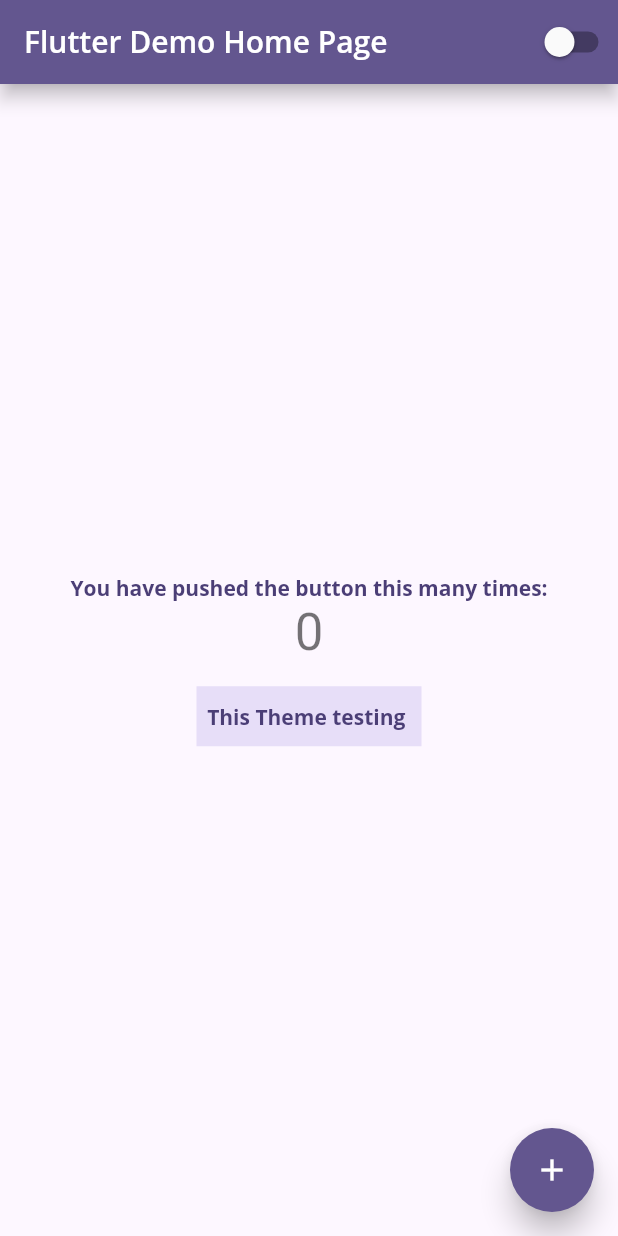
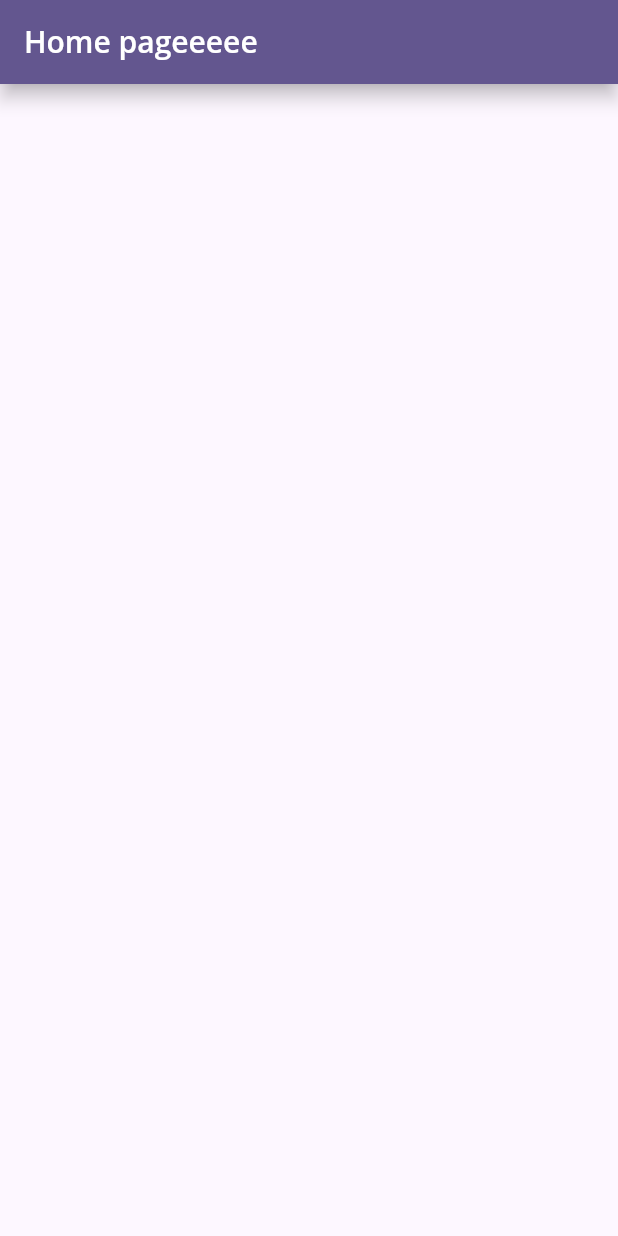
Before and after one commit to AbdullahEmadEldin/whereToGo_app, a Flutter app: the screen it shows after launch, on a phone screen of 412 x 824 dp. Run offline on Flutter 3.47's test engine with Material 2 defaults, Android fonts, the phone set to English and light mode, and no system bars; our stand-ins replace firebase_core, go_router, google_fonts; accounts and stored records are empty.

Commit message:
Configure navigation system we will use Navigator 2.0 system by using go_router package

```diff
--- a/lib/main.dart
+++ b/lib/main.dart
@@ -3,6 +3,7 @@ import 'package:flutter/material.dart';
 import 'package:maps_app/firebase_options.dart';
 import 'package:maps_app/theme/app_theme.dart';
 import 'package:maps_app/theme/theme_manager.dart';
+import 'package:maps_app/util/navigation/router.dart';
 
 void main() async {
   WidgetsFlutterBinding.ensureInitialized();
@@ -23,6 +24,8 @@ class MapsApp extends StatefulWidget {
 
 class _MapsAppState extends State<MapsApp> {
   @override
+
+  ///these listners for switching theme
   void dispose() {
     _themeManager.removeListener(themeListener);
     super.dispose();
@@ -42,13 +45,12 @@ class _MapsAppState extends State<MapsApp> {
 
   @override
   Widget build(BuildContext context) {
-    return MaterialApp(
+    return MaterialApp.router(
+      routerConfig: AppRouter.router,
       debugShowCheckedModeBanner: false,
-      title: 'Flutter Demo',
       theme: AppThemes.light(),
       darkTheme: AppThemes.dark(),
       themeMode: _themeManager.themeMode,
-      home: const MyHomePage(title: 'Flutter Demo Home Page'),
     );
   }
 }
@@ -63,14 +65,6 @@ class MyHomePage extends StatefulWidget {
 }
 
 class _MyHomePageState extends State<MyHomePage> {
-  int _counter = 0;
-
-  void _incrementCounter() {
-    setState(() {
-      _counter++;
-    });
-  }
-
   @override
   Widget build(BuildContext context) {
     final theme = Theme.of(context);
@@ -94,7 +88,7 @@ class _MyHomePageState extends State<MyHomePage> {
               style: theme.textTheme.bodyLarge,
             ),
             Text(
-              '$_counter',
+              'counter',
               style: Theme.of(context).textTheme.headlineMedium,
             ),
             const SizedBox(
@@ -115,7 +109,7 @@ class _MyHomePageState extends State<MyHomePage> {
         ),
       ),
       floatingActionButton: FloatingActionButton(
-        onPressed: _incrementCounter,
+        onPressed: () {},
         tooltip: 'Increment',
         child: const Icon(Icons.add),
       ),
--- /dev/null
+++ b/lib/presentation/pages/home_page.dart
@@ -0,0 +1,14 @@
+import 'package:flutter/material.dart';
+
+class HomePage extends StatelessWidget {
+  const HomePage({Key? key}) : super(key: key);
+
+  @override
+  Widget build(BuildContext context) {
+    return Scaffold(
+      appBar: AppBar(
+        title: Text('Home pageeeee'),
+      ),
+    );
+  }
+}
--- /dev/null
+++ b/lib/util/navigation/router.dart
@@ -0,0 +1,33 @@
+import 'package:flutter/material.dart';
+import 'package:go_router/go_router.dart';
+import 'package:maps_app/presentation/pages/home_page.dart';
+import 'package:maps_app/presentation/pages/phone_auth_page.dart';
+import 'package:maps_app/util/navigation/routes.dart';
+
+class AppRouter {
+  static final GoRouter _router = GoRouter(
+    initialLocation: AppRoutes.homePage,
+    routes: [
+      GoRoute(
+        path: AppRoutes.phoneAuthScreen,
+        pageBuilder: (context, state) =>
+            const MaterialPage(child: PhoneAuthPage()),
+      ),
+      GoRoute(
+        path: AppRoutes.homePage,
+        pageBuilder: (context, state) => const MaterialPage(child: HomePage()),
+      )
+    ],
+    errorPageBuilder: (context, state) {
+      return MaterialPage(
+          key: state.pageKey,
+          child: Scaffold(
+            body: Center(
+              child: Text('Error on navigation: ${state.error.toString()}'),
+            ),
+          ));
+    },
+  );
+
+  static GoRouter get router => _router;
+}
--- /dev/null
+++ b/lib/util/navigation/routes.dart
@@ -0,0 +1,4 @@
+class AppRoutes {
+  static const String phoneAuthScreen = '/phonAauth';
+  static const String homePage = '/homePage';
+}
```
Also changed, not shown: lib/presentation/pages/phone_auth_page.dart (added, +12 -0 lines).
